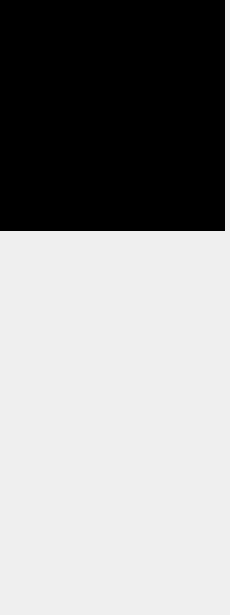
The window that src/devclient/gui_src/gui_map_noprompt.ui (develer-staff/devclient) describes before a commit, drawn with Qt 5.
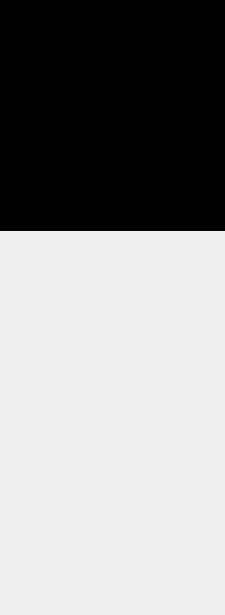
The same window after the commit.

```diff
--- a/src/devclient/gui_src/gui_map_noprompt.ui
+++ b/src/devclient/gui_src/gui_map_noprompt.ui
@@ -5,13 +5,13 @@
    <rect>
     <x>0</x>
     <y>0</y>
-    <width>230</width>
+    <width>225</width>
     <height>615</height>
    </rect>
   </property>
   <property name="minimumSize" >
    <size>
-    <width>230</width>
+    <width>225</width>
     <height>615</height>
    </size>
   </property>
```
Left out of the diff: 12 changed lines with no effect on the pictures.
